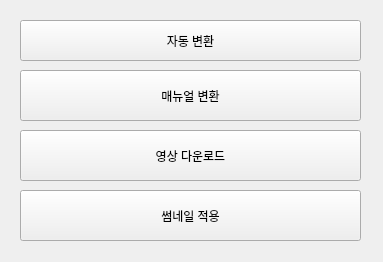
The window that ui/select.ui (pgh268400/Youtube_Sound_Extractor_By_Chapter) describes before a commit, drawn with Qt 5.
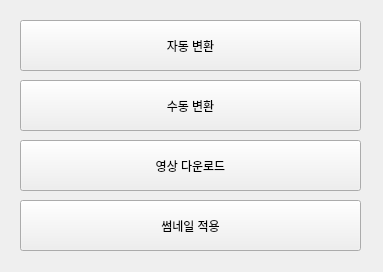
The same window after the commit.

The edit to the form file:
```diff
--- a/ui/select.ui
+++ b/ui/select.ui
@@ -7,7 +7,7 @@
     <x>0</x>
     <y>0</y>
     <width>383</width>
-    <height>262</height>
+    <height>272</height>
    </rect>
   </property>
   <property name="windowTitle">
@@ -23,9 +23,14 @@
       <x>20</x>
       <y>20</y>
       <width>341</width>
-      <height>41</height>
+      <height>51</height>
      </rect>
     </property>
+    <property name="styleSheet">
+     <string notr="true">*{
+border-bottom-color: qlineargradient(spread:pad, x1:0, y1:0, x2:1, y2:0, stop:0 rgba(0, 0, 0, 255), stop:1 rgba(255, 255, 255, 255));
+}</string>
+    </property>
     <property name="text">
      <string>자동 변환</string>
     </property>
@@ -34,20 +39,20 @@
     <property name="geometry">
      <rect>
       <x>20</x>
-      <y>70</y>
+      <y>80</y>
       <width>341</width>
       <height>51</height>
      </rect>
     </property>
     <property name="text">
-     <string>매뉴얼 변환</string>
+     <string>수동 변환</string>
     </property>
    </widget>
    <widget class="QPushButton" name="pushButton_2">
     <property name="geometry">
      <rect>
       <x>20</x>
-      <y>130</y>
+      <y>140</y>
       <width>341</width>
       <height>51</height>
      </rect>
@@ -60,7 +65,7 @@
     <property name="geometry">
      <rect>
       <x>20</x>
-      <y>190</y>
+      <y>200</y>
       <width>341</width>
       <height>51</height>
      </rect>
```
